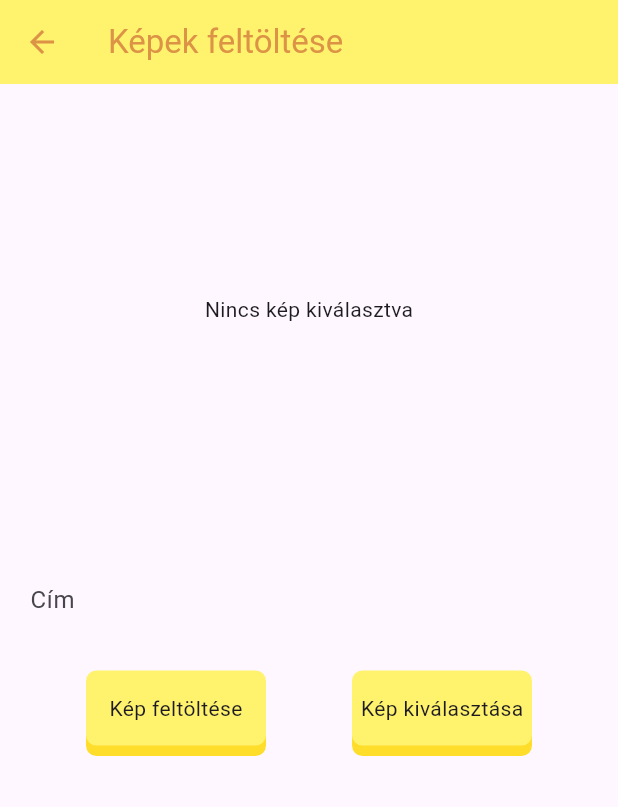
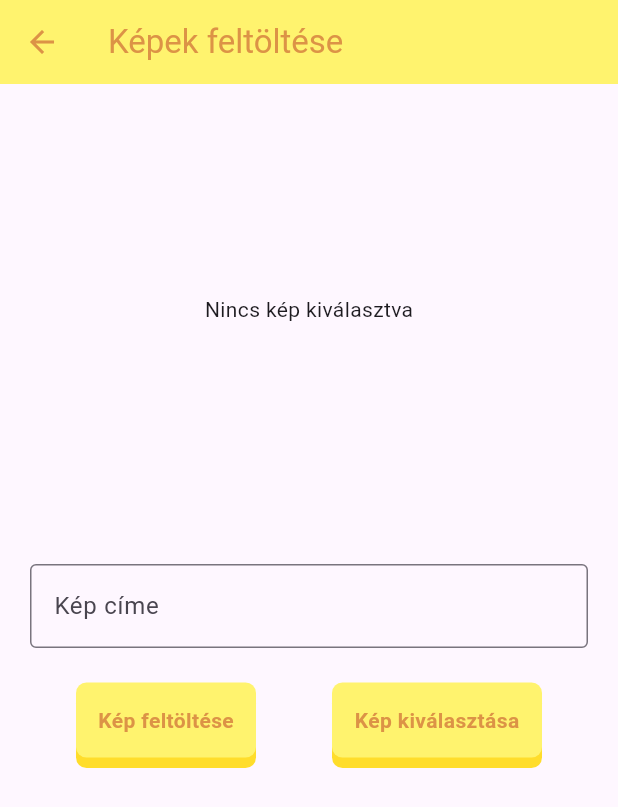
Before and after one commit to TomiSzabo00/TiszAppFlutter, a Flutter app: the UploadPicturesScreen screen opened directly, on a phone screen of 412 x 824 dp. Shown: the top 807 px of the screen. Run offline on Flutter 3.47's test engine with Material 2 defaults, Android fonts, the phone set to English and light mode, and no system bars; our stand-ins replace auto_size_text, cached_network_image, community_material_icon, dio, equatable, firebase_auth and 16 more; missing offline and left inert: battery_info, gal, super_banners; accounts and stored records are empty; network calls fail.

Commit message:
Style pic upload screen

```diff
--- a/lib/views/pics/upload_pictures_screen.dart
+++ b/lib/views/pics/upload_pictures_screen.dart
@@ -1,6 +1,7 @@
 import 'dart:io';
 import 'package:flutter/material.dart';
 import 'package:image_picker/image_picker.dart';
+import 'package:tiszapp_flutter/colors.dart';
 import 'package:tiszapp_flutter/viewmodels/pictures_viewmodel.dart';
 import 'package:tiszapp_flutter/widgets/3d_button.dart';
 
@@ -37,11 +38,13 @@ class _UploadPicturesScreenState extends State<UploadPicturesScreen> {
   final _formKey = GlobalKey<FormState>();
   @override
   Widget build(BuildContext context) {
+    final isDarkTheme =
+        MediaQuery.of(context).platformBrightness == Brightness.dark;
     return Scaffold(
       appBar: AppBar(
         title: const Text("Képek feltöltése"),
       ),
-      body: Center(
+      body: SingleChildScrollView(
           child: Column(
         children: [
           SizedBox(
@@ -59,8 +62,13 @@ class _UploadPicturesScreenState extends State<UploadPicturesScreen> {
               key: _formKey,
               child: TextFormField(
                   controller: _titleController,
+                  onTapOutside: (event) {
+                    FocusManager.instance.primaryFocus?.unfocus();
+                  },
                   decoration: const InputDecoration(
-                      border: InputBorder.none, hintText: "Cím"),
+                    border: OutlineInputBorder(),
+                    labelText: 'Kép címe',
+                  ),
                   validator: isValid),
             ),
           ),
@@ -75,9 +83,18 @@ class _UploadPicturesScreenState extends State<UploadPicturesScreen> {
                     _viewModel.uploadPicture(_titleController.text, false);
                   }
                 },
-                child: const Text("Kép feltöltése"),
+                child: Text(
+                  "Kép feltöltése",
+                  style: TextStyle(
+                    color: isDarkTheme
+                        ? CustomColor.btnTextNight
+                        : CustomColor.btnTextDay,
+                    fontWeight: FontWeight.bold,
+                  ),
+                ),
               ),
               Button3D(
+                width: 140,
                 onPressed: () async {
                   final ImagePicker picker = ImagePicker();
                   final XFile? image = await picker.pickImage(
@@ -90,7 +107,15 @@ class _UploadPicturesScreenState extends State<UploadPicturesScreen> {
                     });
                   }
                 },
-                child: const Text("Kép kiválasztása"),
+                child: Text(
+                  "Kép kiválasztása",
+                  style: TextStyle(
+                    color: isDarkTheme
+                        ? CustomColor.btnTextNight
+                        : CustomColor.btnTextDay,
+                    fontWeight: FontWeight.bold,
+                  ),
+                ),
               ),
             ],
           )
```
